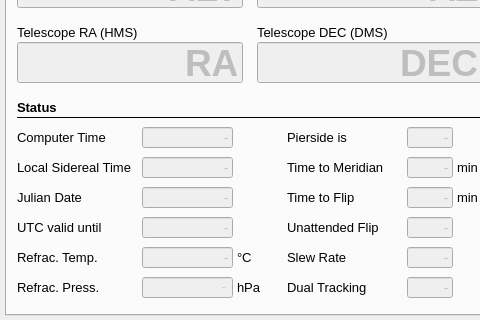
Before: the Qt Designer form mountwizzard4/gui/main.ui in mworion/MountWizzard4, drawn with Qt 5; both pictures show x 0 to 480 and y 280 to 600 of the 800 by 600 pixel window.
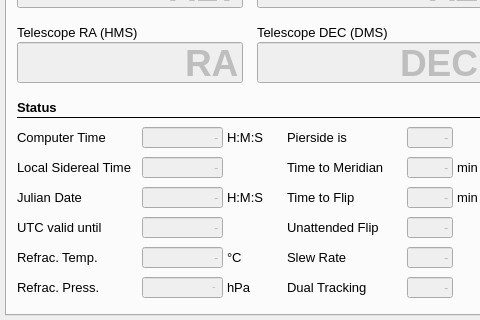
After: the same form once the commit is applied.

Commit message: made logger nice

The edit to the form file:
```diff
--- a/mountwizzard4/gui/main.ui
+++ b/mountwizzard4/gui/main.ui
@@ -1294,7 +1294,7 @@
       <rect>
        <x>135</x>
        <y>340</y>
-       <width>91</width>
+       <width>81</width>
        <height>21</height>
       </rect>
      </property>
@@ -1339,7 +1339,7 @@
       <rect>
        <x>135</x>
        <y>250</y>
-       <width>91</width>
+       <width>81</width>
        <height>21</height>
       </rect>
      </property>
@@ -1420,7 +1420,7 @@
       <rect>
        <x>135</x>
        <y>280</y>
-       <width>91</width>
+       <width>81</width>
        <height>21</height>
       </rect>
      </property>
@@ -1480,7 +1480,7 @@
       <rect>
        <x>135</x>
        <y>310</y>
-       <width>91</width>
+       <width>81</width>
        <height>21</height>
       </rect>
      </property>
@@ -1535,7 +1535,7 @@
     <widget class="QLabel" name="label_64">
      <property name="geometry">
       <rect>
-       <x>230</x>
+       <x>220</x>
        <y>370</y>
        <width>31</width>
        <height>21</height>
@@ -1783,7 +1783,7 @@
       <rect>
        <x>135</x>
        <y>370</y>
-       <width>91</width>
+       <width>81</width>
        <height>21</height>
       </rect>
      </property>
@@ -1831,7 +1831,7 @@
       <rect>
        <x>135</x>
        <y>400</y>
-       <width>91</width>
+       <width>81</width>
        <height>21</height>
       </rect>
      </property>
@@ -1874,7 +1874,7 @@
     <widget class="QLabel" name="label_81">
      <property name="geometry">
       <rect>
-       <x>230</x>
+       <x>220</x>
        <y>400</y>
        <width>31</width>
        <height>21</height>
@@ -1889,6 +1889,42 @@
       <string>hPa</string>
      </property>
     </widget>
+    <widget class="QLabel" name="label_86">
+     <property name="geometry">
+      <rect>
+       <x>220</x>
+       <y>250</y>
+       <width>46</width>
+       <height>21</height>
+      </rect>
+     </property>
+     <property name="font">
+      <font>
+       <pointsize>10</pointsize>
+      </font>
+     </property>
+     <property name="text">
+      <string>H:M:S</string>
+     </property>
+    </widget>
+    <widget class="QLabel" name="label_129">
+     <property name="geometry">
+      <rect>
+       <x>220</x>
+       <y>310</y>
+       <width>46</width>
+       <height>21</height>
+      </rect>
+     </property>
+     <property name="font">
+      <font>
+       <pointsize>10</pointsize>
+      </font>
+     </property>
+     <property name="text">
+      <string>H:M:S</string>
+     </property>
+    </widget>
     <zorder>line_15</zorder>
     <zorder>line_16</zorder>
     <zorder>line_14</zorder>
```
Left out of the diff: 6 changed lines with no effect on the pictures. The commit also changes 2 other files.
